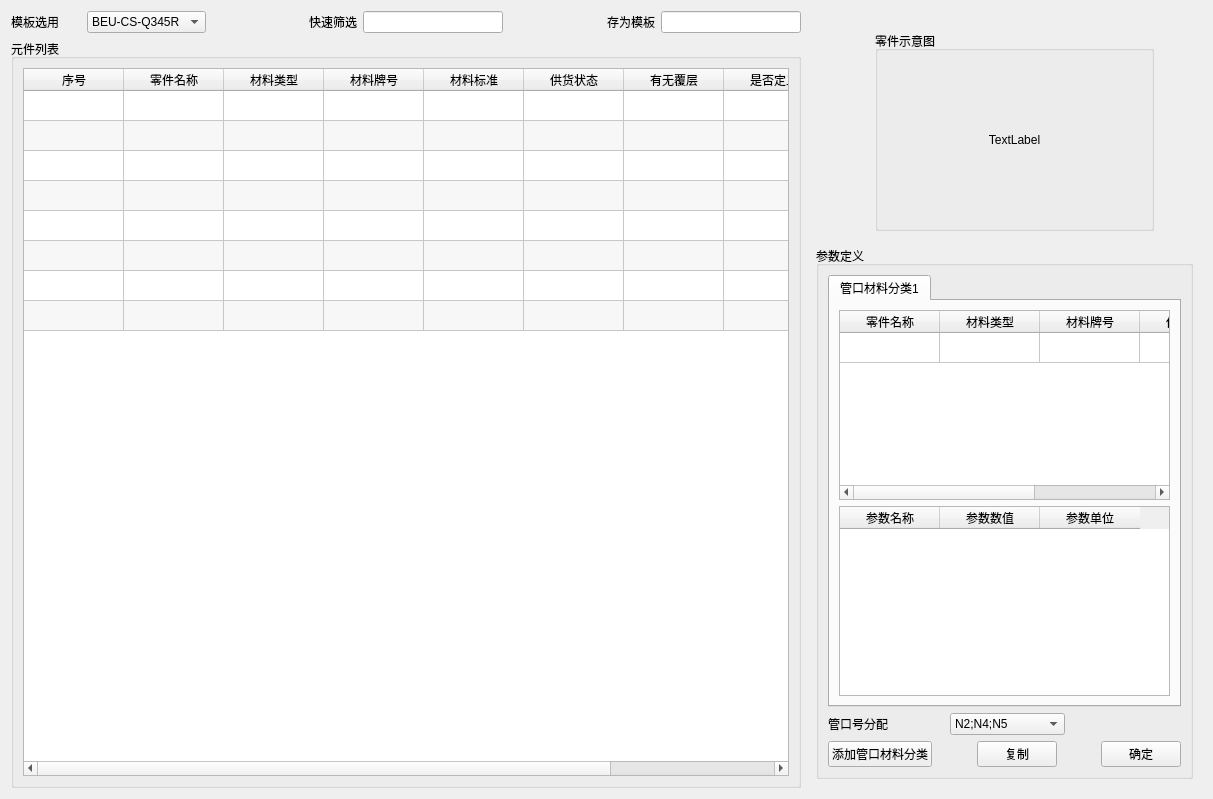
Old version of the form modules/cailiaodingyi/ui/paradefine.ui in the repository coconutwatersysdmg/DongLanpec.
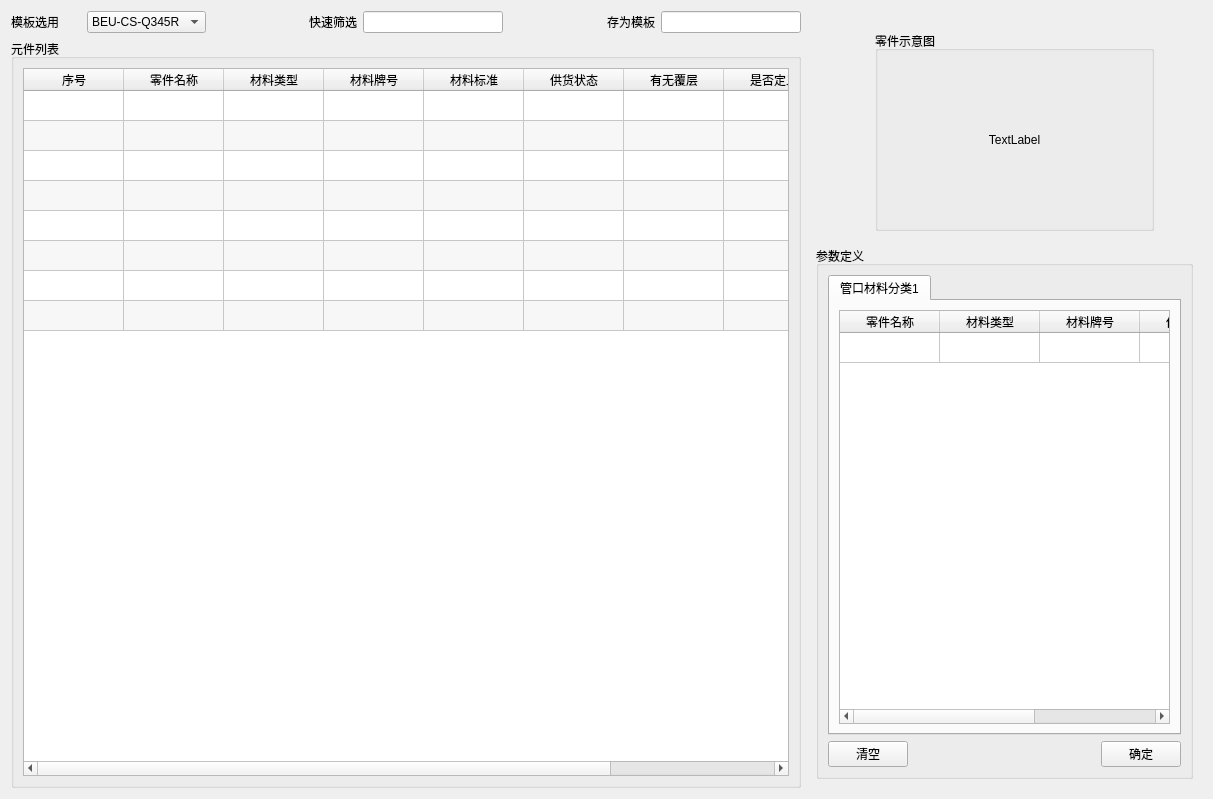
New version of the form.

What changed in the file:
```diff
--- a/modules/cailiaodingyi/ui/paradefine.ui
+++ b/modules/cailiaodingyi/ui/paradefine.ui
@@ -603,7 +603,7 @@
                <property name="title">
                 <string>参数定义</string>
                </property>
-               <layout class="QHBoxLayout" name="horizontalLayout_8">
+               <layout class="QHBoxLayout" name="horizontalLayout_14">
                 <item>
                  <layout class="QVBoxLayout" name="verticalLayout_4">
                   <item>
@@ -703,34 +703,6 @@
                             </item>
                            </widget>
                           </item>
-                          <item>
-                           <widget class="QTableWidget" name="tableWidget_gpara1">
-                            <column>
-                             <property name="text">
-                              <string>参数名称</string>
-                             </property>
-                             <property name="textAlignment">
-                              <set>AlignCenter</set>
-                             </property>
-                            </column>
-                            <column>
-                             <property name="text">
-                              <string>参数数值</string>
-                             </property>
-                             <property name="textAlignment">
-                              <set>AlignCenter</set>
-                             </property>
-                            </column>
-                            <column>
-                             <property name="text">
-                              <string>参数单位</string>
-                             </property>
-                             <property name="textAlignment">
-                              <set>AlignCenter</set>
-                             </property>
-                            </column>
-                           </widget>
-                          </item>
                          </layout>
                         </item>
                        </layout>
@@ -738,54 +710,16 @@
                      </widget>
                     </item>
                     <item>
-                     <layout class="QHBoxLayout" name="horizontalLayout_19" stretch="1,1,1">
-                      <item>
-                       <widget class="QLabel" name="label_10">
-                        <property name="text">
-                         <string>管口号分配</string>
-                        </property>
-                       </widget>
-                      </item>
-                      <item>
-                       <widget class="QComboBox" name="comboBox_8">
-                        <property name="enabled">
-                         <bool>true</bool>
-                        </property>
-                        <item>
-                         <property name="text">
-                          <string>N2;N4;N5</string>
-                         </property>
-                        </item>
-                        <item>
-                         <property name="text">
-                          <string>N1;N3</string>
-                         </property>
-                        </item>
-                       </widget>
-                      </item>
-                      <item>
-                       <spacer name="horizontalSpacer_4">
-                        <property name="orientation">
-                         <enum>Qt::Horizontal</enum>
-                        </property>
-                        <property name="sizeHint" stdset="0">
-                         <size>
-                          <width>40</width>
-                          <height>20</height>
-                         </size>
-                        </property>
-                       </spacer>
-                      </item>
-                     </layout>
+                     <layout class="QHBoxLayout" name="horizontalLayout_19" stretch=""/>
                     </item>
                    </layout>
                   </item>
                   <item>
-                   <layout class="QHBoxLayout" name="horizontalLayout_14" stretch="2,1,1,1,1">
+                   <layout class="QHBoxLayout" name="horizontalLayout_8">
                     <item>
                      <widget class="QPushButton" name="pushButton_6">
                       <property name="text">
-                       <string>添加管口材料分类</string>
+                       <string>清空</string>
                       </property>
                      </widget>
                     </item>
@@ -802,26 +736,6 @@
                       </property>
                      </spacer>
                     </item>
-                    <item>
-                     <widget class="QPushButton" name="pushButton">
-                      <property name="text">
-                       <string>复制</string>
-                      </property>
-                     </widget>
-                    </item>
-                    <item>
-                     <spacer name="horizontalSpacer_9">
-                      <property name="orientation">
-                       <enum>Qt::Horizontal</enum>
-                      </property>
-                      <property name="sizeHint" stdset="0">
-                       <size>
-                        <width>40</width>
-                        <height>20</height>
-                       </size>
-                      </property>
-                     </spacer>
-                    </item>
                     <item>
                      <widget class="QPushButton" name="pushButton_7">
                       <property name="text">
```
Left out of the diff: 9 changed lines with no effect on the pictures.
